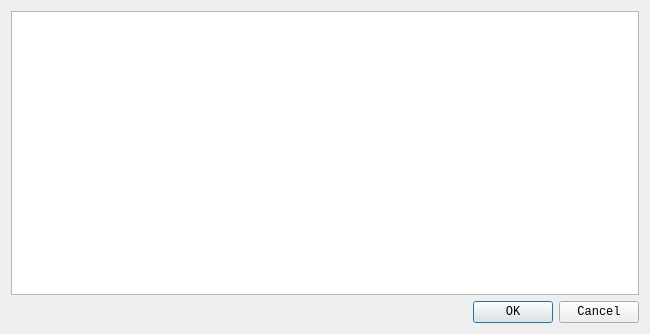
Before: the Qt Designer form SM/profile_import_dialog.ui in walmis/VPforce-TelemFFB, drawn with Qt 5.
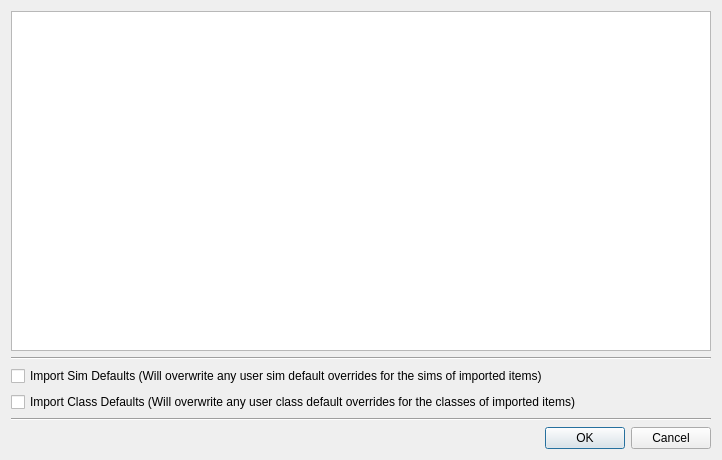
After: the same form once the commit is applied. Custom widgets are drawn as their Qt base class.

The edit to the form file:
```diff
--- a/SM/profile_import_dialog.ui
+++ b/SM/profile_import_dialog.ui
@@ -6,8 +6,8 @@
    <rect>
     <x>0</x>
     <y>0</y>
-    <width>650</width>
-    <height>334</height>
+    <width>722</width>
+    <height>460</height>
    </rect>
   </property>
   <property name="minimumSize">
@@ -18,14 +18,87 @@
   </property>
   <property name="font">
    <font>
-    <family>Consolas</family>
+    <family>Segoe UI</family>
    </font>
   </property>
   <property name="windowTitle">
    <string>Profile Import</string>
   </property>
+  <layout class="QGridLayout" name="gridLayout_2">
+   <item row="0" column="0">
+    <widget class="QTableWidget" name="tableWidget">
+     <property name="font">
+      <font>
+       <family>Segoe UI</family>
+      </font>
+     </property>
+     <property name="columnCount">
+      <number>0</number>
+     </property>
+     <attribute name="verticalHeaderStretchLastSection">
+      <bool>false</bool>
+     </attribute>
+    </widget>
+   </item>
+   <item row="1" column="0">
+    <widget class="Line" name="line">
+     <property name="orientation">
+      <enum>Qt::Horizontal</enum>
+     </property>
+    </widget>
+   </item>
+   <item row="2" column="0">
   <layout class="QGridLayout" name="gridLayout">
+     <item row="0" column="0">
+      <widget class="QCheckBox" name="cb_importSim">
+       <property name="text">
+        <string>Import Sim Defaults (Will overwrite any user sim default overrides for the sims of imported items)</string>
+       </property>
+      </widget>
+     </item>
+     <item row="0" column="1">
+      <spacer name="horizontalSpacer_2">
+       <property name="orientation">
+        <enum>Qt::Horizontal</enum>
+       </property>
+       <property name="sizeHint" stdset="0">
+        <size>
+         <width>40</width>
+         <height>20</height>
+        </size>
+       </property>
+      </spacer>
+     </item>
+     <item row="1" column="0">
+      <widget class="QCheckBox" name="cb_importClass">
+       <property name="text">
+        <string>Import Class Defaults (Will overwrite any user class default overrides for the classes of imported items)</string>
+       </property>
+      </widget>
+     </item>
    <item row="1" column="1">
+      <spacer name="horizontalSpacer_3">
+       <property name="orientation">
+        <enum>Qt::Horizontal</enum>
+       </property>
+       <property name="sizeHint" stdset="0">
+        <size>
+         <width>40</width>
+         <height>20</height>
+        </size>
+       </property>
+      </spacer>
+     </item>
+    </layout>
+   </item>
+   <item row="3" column="0">
+    <widget class="Line" name="line_2">
+     <property name="orientation">
+      <enum>Qt::Horizontal</enum>
+     </property>
+    </widget>
+   </item>
+   <item row="4" column="0">
     <layout class="QHBoxLayout" name="horizontalLayout">
      <item>
       <spacer name="horizontalSpacer">
@@ -56,16 +129,6 @@
      </item>
     </layout>
    </item>
-   <item row="0" column="0" colspan="2">
-    <widget class="QTableWidget" name="tableWidget">
-     <property name="columnCount">
-      <number>0</number>
-     </property>
-     <attribute name="verticalHeaderStretchLastSection">
-      <bool>false</bool>
-     </attribute>
-    </widget>
-   </item>
   </layout>
  </widget>
  <customwidgets>
```
Lines whose indentation alone changed are shown as unchanged.
